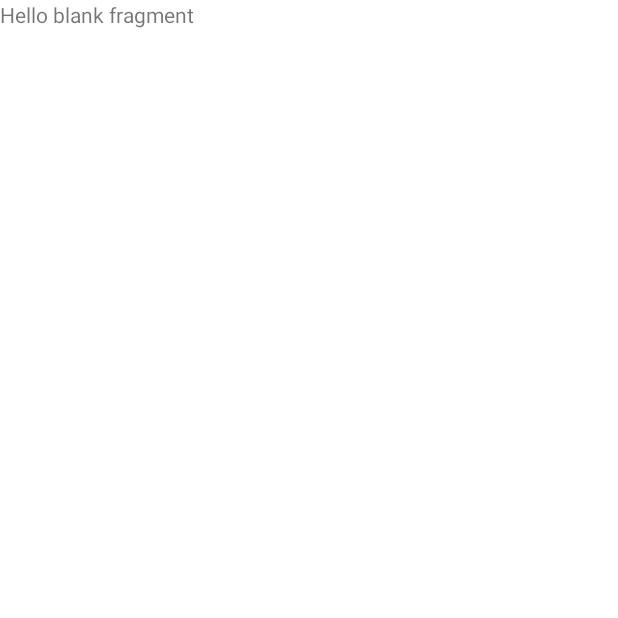
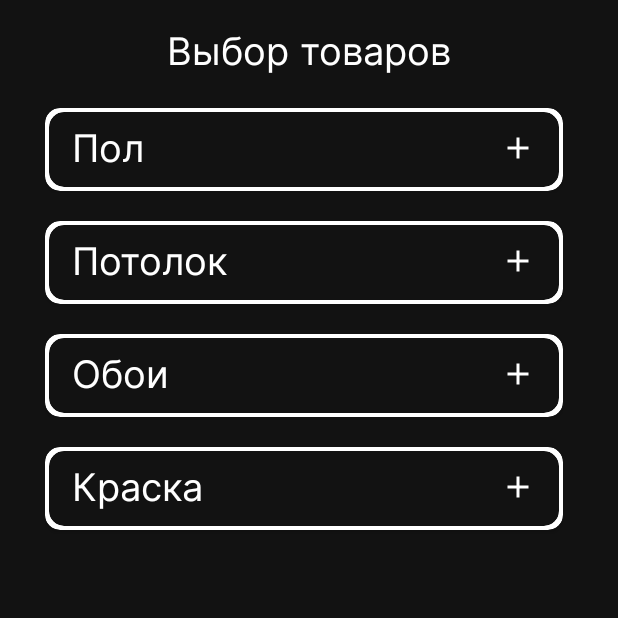
Before and after one commit to ilyastoletov/Object-Calculator, an Android app: the CategoriesFragment screen opened through its navigation route, on a phone screen of 412 x 824 dp, the top half of it. Before the commit the part shown is almost empty. Run offline under Robolectric (Android 15) with nearby library versions, the phone set to English and light mode, and no system bars.

Commit message:
Made main screen + categories screen

```diff
--- /dev/null
+++ b/app/src/main/java/com/sausagecorp/objectcalculator/presentation/adapters/CategoryAdapter.kt
@@ -0,0 +1,30 @@
+package com.sausagecorp.objectcalculator.presentation.adapters
+
+import android.view.LayoutInflater
+import android.view.View
+import android.view.ViewGroup
+import androidx.recyclerview.widget.RecyclerView
+import com.sausagecorp.objectcalculator.databinding.CategoryItemBinding
+import com.sausagecorp.objectcalculator.presentation.models.CategoryModel
+
+class CategoryAdapter(val categoriesList: ArrayList<CategoryModel>) : RecyclerView.Adapter<CategoryAdapter.Holder>() {
+
+    inner class Holder(view: View, val binding: CategoryItemBinding) : RecyclerView.ViewHolder(view) {
+        fun bind(model: CategoryModel) {
+            binding.categoryNameCard.text = model.categoryName
+        }
+    }
+
+    override fun onCreateViewHolder(parent: ViewGroup, viewType: Int): Holder {
+        val binding = CategoryItemBinding.inflate(LayoutInflater.from(parent.context))
+        return Holder(binding.root, binding)
+    }
+
+    override fun onBindViewHolder(holder: Holder, position: Int) {
+        holder.bind(categoriesList[position])
+    }
+
+    override fun getItemCount(): Int = categoriesList.size
+
+
+}
--- /dev/null
+++ b/app/src/main/java/com/sausagecorp/objectcalculator/presentation/models/CategoryModel.kt
@@ -0,0 +1,3 @@
+package com.sausagecorp.objectcalculator.presentation.models
+
+data class CategoryModel(val categoryName: String)
--- a/app/src/main/java/com/sausagecorp/objectcalculator/presentation/screens/categories/CategoriesFragment.kt
+++ b/app/src/main/java/com/sausagecorp/objectcalculator/presentation/screens/categories/CategoriesFragment.kt
@@ -5,8 +5,10 @@ import androidx.fragment.app.Fragment
 import android.view.LayoutInflater
 import android.view.View
 import android.view.ViewGroup
-import com.sausagecorp.objectcalculator.R
+import androidx.recyclerview.widget.LinearLayoutManager
 import com.sausagecorp.objectcalculator.databinding.FragmentCategoriesBinding
+import com.sausagecorp.objectcalculator.presentation.adapters.CategoryAdapter
+import com.sausagecorp.objectcalculator.presentation.models.CategoryModel
 
 class CategoriesFragment : Fragment() {
 
@@ -17,4 +19,26 @@ class CategoriesFragment : Fragment() {
         return binding.root
     }
 
+    override fun onViewCreated(view: View, savedInstanceState: Bundle?) {
+        super.onViewCreated(view, savedInstanceState)
+        init()
+    }
+
+    private fun init() {
+        val categorisRv = binding.categoriesRv
+
+        val defaultCategoriesList: ArrayList<CategoryModel> = arrayListOf(
+            CategoryModel("Пол"),
+            CategoryModel("Потолок"),
+            CategoryModel("Обои"),
+            CategoryModel("Краска")
+        )
+
+        val adapterCategories = CategoryAdapter(defaultCategoriesList)
+        categorisRv.apply {
+            adapter = adapterCategories
+            layoutManager = LinearLayoutManager(context)
+        }
+    }
+
 }
--- /dev/null
+++ b/app/src/main/res/drawable/ic_baseline_add_24.xml
@@ -0,0 +1,5 @@
+<vector android:height="24dp" android:tint="#FFFFFF"
+    android:viewportHeight="24" android:viewportWidth="24"
+    android:width="24dp" xmlns:android="http://schemas.android.com/apk/res/android">
+    <path android:fillColor="@android:color/white" android:pathData="M19,13h-6v6h-2v-6H5v-2h6V5h2v6h6v2z"/>
+</vector>
--- /dev/null
+++ b/app/src/main/res/layout/category_item.xml
@@ -0,0 +1,46 @@
+<?xml version="1.0" encoding="utf-8"?>
+<FrameLayout xmlns:android="http://schemas.android.com/apk/res/android"
+    android:layout_width="wrap_content"
+    android:layout_height="wrap_content"
+    xmlns:app="http://schemas.android.com/apk/res-auto">
+
+    <androidx.cardview.widget.CardView
+        android:layout_width="345dp"
+        android:layout_height="55dp"
+        app:cardBackgroundColor="@color/white"
+        android:background="@color/white"
+        app:cardCornerRadius="10dp"
+        android:layout_marginBottom="20dp">
+
+    <androidx.cardview.widget.CardView
+        android:layout_width="340dp"
+        android:layout_height="50dp"
+        app:cardBackgroundColor="@color/grey_main"
+        android:layout_gravity="center"
+        app:cardElevation="0dp"
+        app:cardCornerRadius="10dp">
+
+        <TextView
+            android:id="@+id/category_name_card"
+            android:layout_width="wrap_content"
+            android:layout_height="wrap_content"
+            android:textColor="@color/white"
+            android:fontFamily="@font/regular"
+            android:paddingTop="5dp"
+            android:paddingStart="15dp"
+            android:textSize="25sp"
+            android:text="Пол"/>
+
+        <ImageView
+            android:layout_width="wrap_content"
+            android:layout_height="wrap_content"
+            android:paddingTop="12dp"
+            android:paddingEnd="15dp"
+            android:src="@drawable/ic_baseline_add_24"
+            android:layout_gravity="end"/>
+
+    </androidx.cardview.widget.CardView>
+
+    </androidx.cardview.widget.CardView>
+
+</FrameLayout>
--- a/app/src/main/res/layout/fragment_categories.xml
+++ b/app/src/main/res/layout/fragment_categories.xml
@@ -1,14 +1,43 @@
 <?xml version="1.0" encoding="utf-8"?>
-<FrameLayout xmlns:android="http://schemas.android.com/apk/res/android"
+<ScrollView xmlns:android="http://schemas.android.com/apk/res/android"
     xmlns:tools="http://schemas.android.com/tools"
     android:layout_width="match_parent"
+    xmlns:app="http://schemas.android.com/apk/res-auto"
+    android:background="@color/grey_main"
     android:layout_height="match_parent"
     tools:context=".presentation.screens.categories.CategoriesFragment">
 
-    <!-- TODO: Update blank fragment layout -->
+    <androidx.constraintlayout.widget.ConstraintLayout
+        android:layout_width="match_parent"
+        android:layout_height="match_parent">
+
     <TextView
+        android:id="@+id/category_name_tV"
+        android:layout_width="wrap_content"
+        android:layout_height="wrap_content"
+        android:text="Выбор товаров"
+        android:textColor="@color/white"
+        app:layout_constraintTop_toTopOf="parent"
+        app:layout_constraintStart_toStartOf="parent"
+        app:layout_constraintEnd_toEndOf="parent"
+        android:layout_marginTop="15dp"
+        android:fontFamily="@font/regular"
+        android:textSize="25sp"
+        />
+
+    <androidx.recyclerview.widget.RecyclerView
+        android:id="@+id/categories_rv"
         android:layout_width="match_parent"
         android:layout_height="match_parent"
-        android:text="@string/hello_blank_fragment" />
+        android:layout_marginTop="72dp"
+        android:paddingStart="30dp"
+        app:layout_constraintEnd_toEndOf="parent"
+        app:layout_constraintHorizontal_bias="0.0"
+        app:layout_constraintStart_toStartOf="parent"
+        app:layout_constraintTop_toTopOf="parent" />
 
-</FrameLayout>
+    </androidx.constraintlayout.widget.ConstraintLayout>
+
+
+
+</ScrollView>
--- a/app/src/main/res/layout/product_item.xml
+++ b/app/src/main/res/layout/product_item.xml
@@ -42,7 +42,7 @@
                 android:layout_width="wrap_content"
                 android:layout_height="wrap_content"
                 android:text="Линолеум"
-                android:maxLength="30"
+                android:maxLength="21"
                 android:textColor="@color/white"
                 android:fontFamily="@font/regular"
                 android:textSize="15sp"
```
Also changed, not shown: app/src/main/java/com/sausagecorp/objectcalculator/presentation/screens/main/MainFragment.kt (+19 -5 lines), app/src/main/java/com/sausagecorp/objectcalculator/presentation/screens/products/ProductsFragment.kt (added, +16 -0 lines), app/src/main/res/layout/fragment_main.xml (+43 -3 lines), app/src/main/res/layout/fragment_products.xml (added, +13 -0 lines).
